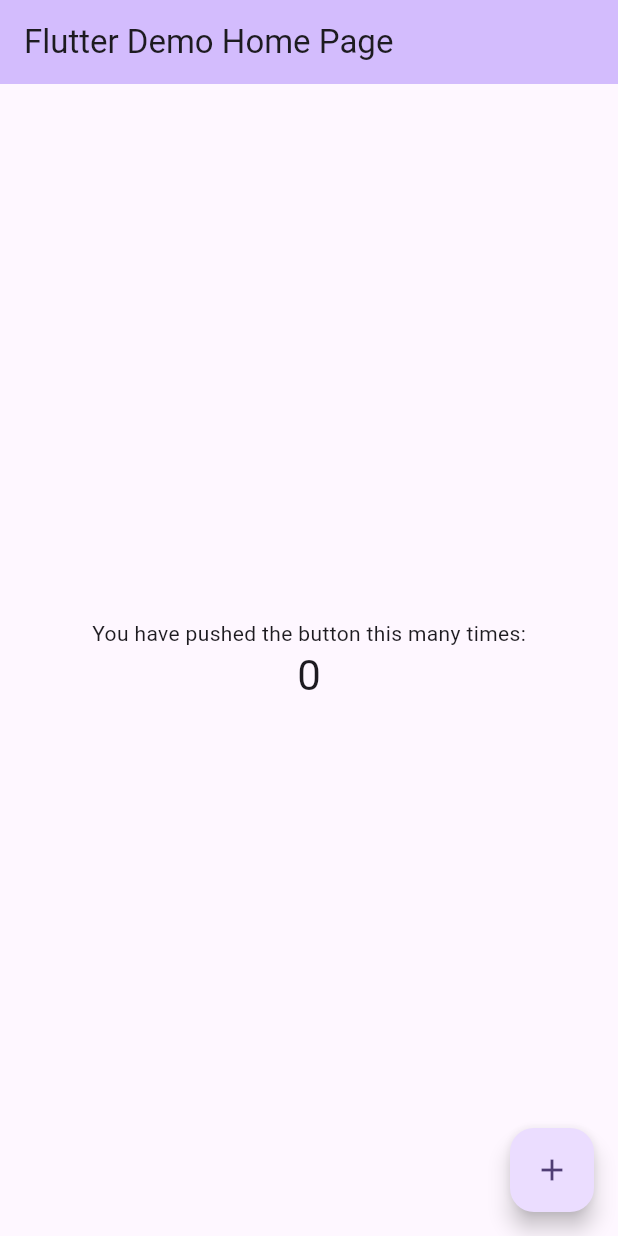
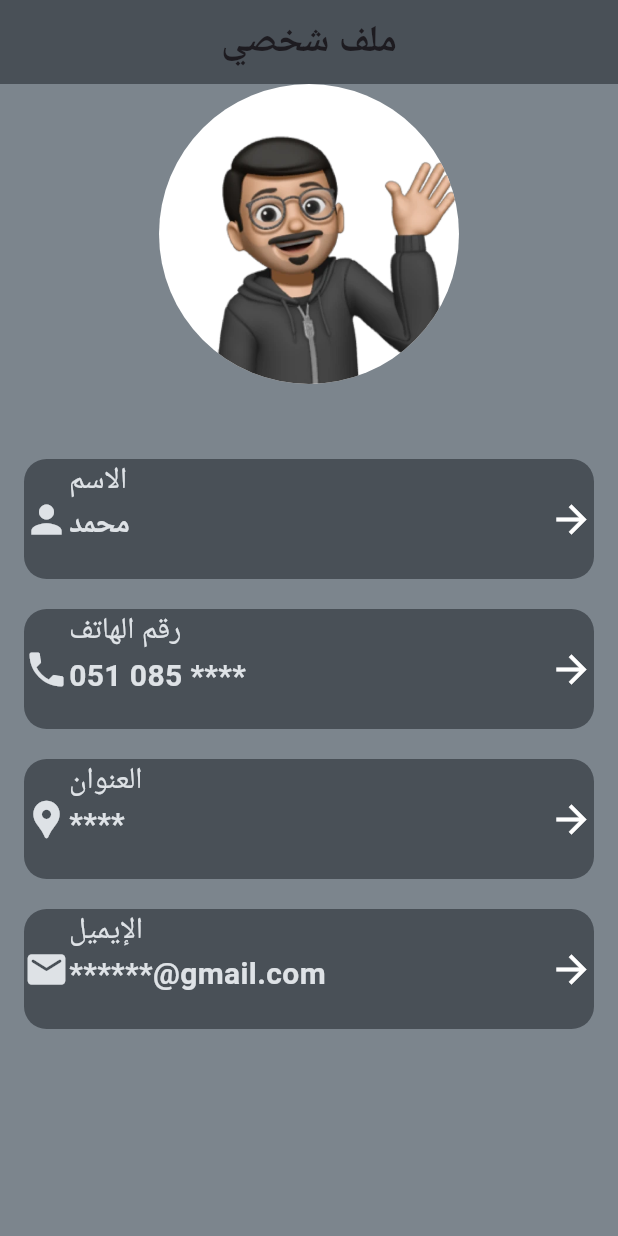
Before and after one commit to Moha7mmed/TechVersh_ptroject, a Flutter app: the screen it shows after launch, on a phone screen of 412 x 824 dp. Run offline on Flutter 3.47's test engine with Material 3 defaults, Android fonts, the phone set to English and light mode, and no system bars.

Commit message:
أول تعليق

```diff
--- a/lib/main.dart
+++ b/lib/main.dart
@@ -1,3 +1,12 @@
+// ignore_for_file: prefer_const_constructors, sort_child_properties_last, prefer_const_literals_to_create_immutables
+/*
+ملاحظة
+من ناحية الالوان ما طلعت النتيجة الي ترضيني(اهم شي يعني اخلص المشروع)
+وايضًا عارف
+أن اقدر اخلي عدد الاكواد اقل من كذا لكن يبغا ليي اتعلم على هذا الشي
+وبس
+
+ */
 import 'package:flutter/material.dart';
 
 void main() {
@@ -5,121 +14,233 @@
 }
 
 class MyApp extends StatelessWidget {
-  const MyApp({super.key});
+  const MyApp({Key? key}) : super(key: key);
 
-  // This widget is the root of your application.
   @override
   Widget build(BuildContext context) {
     return MaterialApp(
-      title: 'Flutter Demo',
-      theme: ThemeData(
-        // This is the theme of your application.
-        //
-        // TRY THIS: Try running your application with "flutter run". You'll see
-        // the application has a purple toolbar. Then, without quitting the app,
-        // try changing the seedColor in the colorScheme below to Colors.green
-        // and then invoke "hot reload" (save your changes or press the "hot
-        // reload" button in a Flutter-supported IDE, or press "r" if you used
-        // the command line to start the app).
-        //
-        // Notice that the counter didn't reset back to zero; the application
-        // state is not lost during the reload. To reset the state, use hot
-        // restart instead.
-        //
-        // This works for code too, not just values: Most code changes can be
-        // tested with just a hot reload.
-        colorScheme: ColorScheme.fromSeed(seedColor: Colors.deepPurple),
-        useMaterial3: true,
-      ),
-      home: const MyHomePage(title: 'Flutter Demo Home Page'),
+      debugShowCheckedModeBanner: false,
+      theme: ThemeData.light(useMaterial3: true),
+      home: HomePage(),
     );
   }
 }
 
-class MyHomePage extends StatefulWidget {
-  const MyHomePage({super.key, required this.title});
-
-  // This widget is the home page of your application. It is stateful, meaning
-  // that it has a State object (defined below) that contains fields that affect
-  // how it looks.
-
-  // This class is the configuration for the state. It holds the values (in this
-  // case the title) provided by the parent (in this case the App widget) and
-  // used by the build method of the State. Fields in a Widget subclass are
-  // always marked "final".
-
-  final String title;
-
-  @override
-  State<MyHomePage> createState() => _MyHomePageState();
-}
-
-class _MyHomePageState extends State<MyHomePage> {
-  int _counter = 0;
-
-  void _incrementCounter() {
-    setState(() {
-      // This call to setState tells the Flutter framework that something has
-      // changed in this State, which causes it to rerun the build method below
-      // so that the display can reflect the updated values. If we changed
-      // _counter without calling setState(), then the build method would not be
-      // called again, and so nothing would appear to happen.
-      _counter++;
-    });
-  }
+class HomePage extends StatelessWidget {
+  const HomePage({super.key});
 
   @override
   Widget build(BuildContext context) {
-    // This method is rerun every time setState is called, for instance as done
-    // by the _incrementCounter method above.
-    //
-    // The Flutter framework has been optimized to make rerunning build methods
-    // fast, so that you can just rebuild anything that needs updating rather
-    // than having to individually change instances of widgets.
     return Scaffold(
+        backgroundColor: Color.fromARGB(0xFF, 0x7C, 0x85, 0x8D),
         appBar: AppBar(
-        // TRY THIS: Try changing the color here to a specific color (to
-        // Colors.amber, perhaps?) and trigger a hot reload to see the AppBar
-        // change color while the other colors stay the same.
-        backgroundColor: Theme.of(context).colorScheme.inversePrimary,
-        // Here we take the value from the MyHomePage object that was created by
-        // the App.build method, and use it to set our appbar title.
-        title: Text(widget.title),
+          centerTitle: true,
+          backgroundColor: Color.fromARGB(0xFF, 0x49, 0x50, 0x57),
+          title: Text(
+            "ملف شخصي",
+            style: TextStyle(fontSize: 25, fontWeight: FontWeight.bold),
           ),
-      body: Center(
-        // Center is a layout widget. It takes a single child and positions it
-        // in the middle of the parent.
-        child: Column(
-          // Column is also a layout widget. It takes a list of children and
-          // arranges them vertically. By default, it sizes itself to fit its
-          // children horizontally, and tries to be as tall as its parent.
-          //
-          // Column has various properties to control how it sizes itself and
-          // how it positions its children. Here we use mainAxisAlignment to
-          // center the children vertically; the main axis here is the vertical
-          // axis because Columns are vertical (the cross axis would be
-          // horizontal).
-          //
-          // TRY THIS: Invoke "debug painting" (choose the "Toggle Debug Paint"
-          // action in the IDE, or press "p" in the console), to see the
-          // wireframe for each widget.
-          mainAxisAlignment: MainAxisAlignment.center,
-          children: <Widget>[
-            const Text(
-              'You have pushed the button this many times:',
+        ),
+        body: Column(children: [
+          Center(
+            child: CircleAvatar(
+              backgroundColor: Colors.white,
+              backgroundImage: AssetImage("img/112233.webp"),
+              radius: 100,
+            ),
+          ),
+          SizedBox(
+            height: 50,
+          ),
+          Container(
+            width: 380,
+            height: 80,
+            child: Row(
+              mainAxisAlignment: MainAxisAlignment.spaceBetween,
+              children: [
+                Row(
+                  mainAxisAlignment: MainAxisAlignment.start,
+                  children: [
+                    Icon(
+                      Icons.person,
+                      color: Color.fromARGB(0xFF, 0xDE, 0xE2, 0xE6),
+                      size: 30,
+                    ),
+                    Column(
+                      crossAxisAlignment: CrossAxisAlignment.start,
+                      children: [
+                        Text(
+                          "الاسم",
+                          style: TextStyle(
+                              fontSize: 20,
+                              color: Color.fromARGB(0xFF, 0xDE, 0xE2, 0xE6)),
                         ),
                         Text(
-              '$_counter',
-              style: Theme.of(context).textTheme.headlineMedium,
+                          "محمد",
+                          style: TextStyle(
+                              fontSize: 20,
+                              fontWeight: FontWeight.bold,
+                              color: Color.fromARGB(0xFF, 0xDE, 0xE2, 0xE6)),
+                        )
+                      ],
                     ),
                   ],
                 ),
+                Icon(
+                  Icons.arrow_forward_sharp,
+                  color: Colors.white,
+                  size: 30,
                 ),
-      floatingActionButton: FloatingActionButton(
-        onPressed: _incrementCounter,
-        tooltip: 'Increment',
-        child: const Icon(Icons.add),
-      ), // This trailing comma makes auto-formatting nicer for build methods.
-    );
+              ],
+            ),
+            decoration: BoxDecoration(
+                color: const Color.fromARGB(0xFF, 0x49, 0x50, 0x57),
+                borderRadius: BorderRadius.circular(15)),
+          ),
+          SizedBox(
+            height: 20,
+          ),
+          Container(
+            width: 380,
+            height: 80,
+            child: Row(
+              mainAxisAlignment: MainAxisAlignment.spaceBetween,
+              children: [
+                Row(
+                  mainAxisAlignment: MainAxisAlignment.start,
+                  children: [
+                    Icon(
+                      Icons.phone,
+                      color: Color.fromARGB(0xFF, 0xDE, 0xE2, 0xE6),
+                      size: 30,
+                    ),
+                    Column(
+                      crossAxisAlignment: CrossAxisAlignment.start,
+                      children: [
+                        Text(
+                          "رقم الهاتف",
+                          style: TextStyle(
+                              fontSize: 20,
+                              color: Color.fromARGB(0xFF, 0xDE, 0xE2, 0xE6)),
+                        ),
+                        Text(
+                          "051 085 ****",
+                          style: TextStyle(
+                              fontSize: 20,
+                              fontWeight: FontWeight.bold,
+                              color: Color.fromARGB(0xFF, 0xDE, 0xE2, 0xE6)),
+                        )
+                      ],
+                    ),
+                  ],
+                ),
+                Icon(
+                  Icons.arrow_forward_sharp,
+                  color: Colors.white,
+                  size: 30,
+                ),
+              ],
+            ),
+            decoration: BoxDecoration(
+                color: const Color.fromARGB(0xFF, 0x49, 0x50, 0x57),
+                borderRadius: BorderRadius.circular(15)),
+          ),
+          SizedBox(
+            height: 20,
+          ),
+          Container(
+            width: 380,
+            height: 80,
+            child: Row(
+              mainAxisAlignment: MainAxisAlignment.spaceBetween,
+              children: [
+                Row(
+                  mainAxisAlignment: MainAxisAlignment.start,
+                  children: [
+                    Icon(
+                      Icons.location_pin,
+                      color: Color.fromARGB(0xFF, 0xDE, 0xE2, 0xE6),
+                      size: 30,
+                    ),
+                    Column(
+                      crossAxisAlignment: CrossAxisAlignment.start,
+                      children: [
+                        Text(
+                          "العنوان",
+                          style: TextStyle(
+                              fontSize: 20,
+                              color: Color.fromARGB(0xFF, 0xDE, 0xE2, 0xE6)),
+                        ),
+                        Text(
+                          "****",
+                          style: TextStyle(
+                              fontSize: 20,
+                              fontWeight: FontWeight.bold,
+                              color: Color.fromARGB(0xFF, 0xDE, 0xE2, 0xE6)),
+                        )
+                      ],
+                    ),
+                  ],
+                ),
+                Icon(
+                  Icons.arrow_forward_sharp,
+                  color: Colors.white,
+                  size: 30,
+                ),
+              ],
+            ),
+            decoration: BoxDecoration(
+                color: const Color.fromARGB(0xFF, 0x49, 0x50, 0x57),
+                borderRadius: BorderRadius.circular(15)),
+          ),
+          SizedBox(
+            height: 20,
+          ),
+          Container(
+            width: 380,
+            height: 80,
+            child: Row(
+              mainAxisAlignment: MainAxisAlignment.spaceBetween,
+              children: [
+                Row(
+                  mainAxisAlignment: MainAxisAlignment.start,
+                  children: [
+                    Icon(
+                      Icons.email_rounded,
+                      color: Color.fromARGB(0xFF, 0xDE, 0xE2, 0xE6),
+                      size: 30,
+                    ),
+                    Column(
+                      crossAxisAlignment: CrossAxisAlignment.start,
+                      children: [
+                        Text(
+                          "الإيميل",
+                          style: TextStyle(
+                              fontSize: 20,
+                              color: Color.fromARGB(0xFF, 0xDE, 0xE2, 0xE6)),
+                        ),
+                        Text(
+                          "******@gmail.com",
+                          style: TextStyle(
+                              fontSize: 20,
+                              fontWeight: FontWeight.bold,
+                              color: Color.fromARGB(0xFF, 0xDE, 0xE2, 0xE6)),
+                        )
+                      ],
+                    ),
+                  ],
+                ),
+                Icon(
+                  Icons.arrow_forward_sharp,
+                  color: Colors.white,
+                  size: 30,
+                ),
+              ],
+            ),
+            decoration: BoxDecoration(
+                color: const Color.fromARGB(0xFF, 0x49, 0x50, 0x57),
+                borderRadius: BorderRadius.circular(15)),
+          ),
+        ]));
   }
 }
--- a/pubspec.yaml
+++ b/pubspec.yaml
@@ -59,8 +59,10 @@ flutter:
   uses-material-design: true
 
   # To add assets to your application, add an assets section, like this:
-  # assets:
-  #   - images/a_dot_burr.jpeg
+  assets:
+    - img/11.png
+    - img/1122.webp
+    - img/112233.webp
   #   - images/a_dot_ham.jpeg
 
   # An image asset can refer to one or more resolution-specific "variants", see
```
Also changed, not shown: img/11.png (added), img/1122.webp (added), img/112233.webp (added), lib/tempCodeRunnerFile.dart (added), 2 other files. Lines whose indentation alone changed are shown as unchanged.
